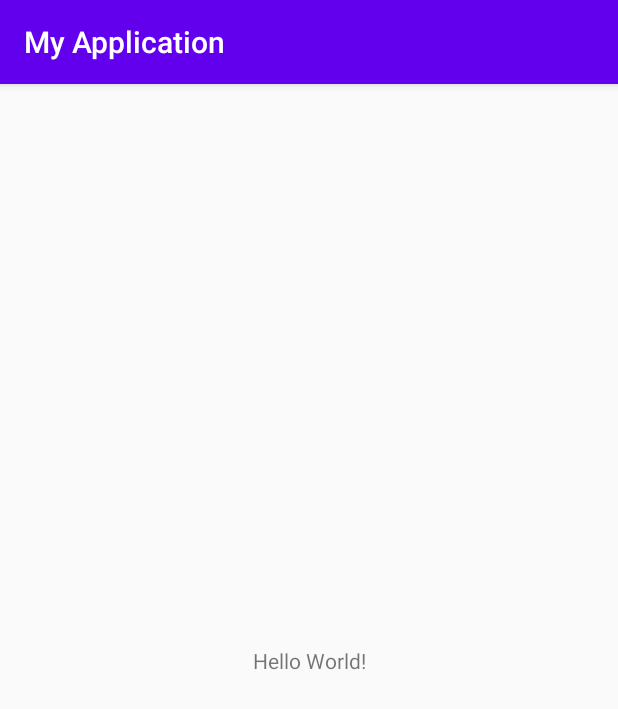
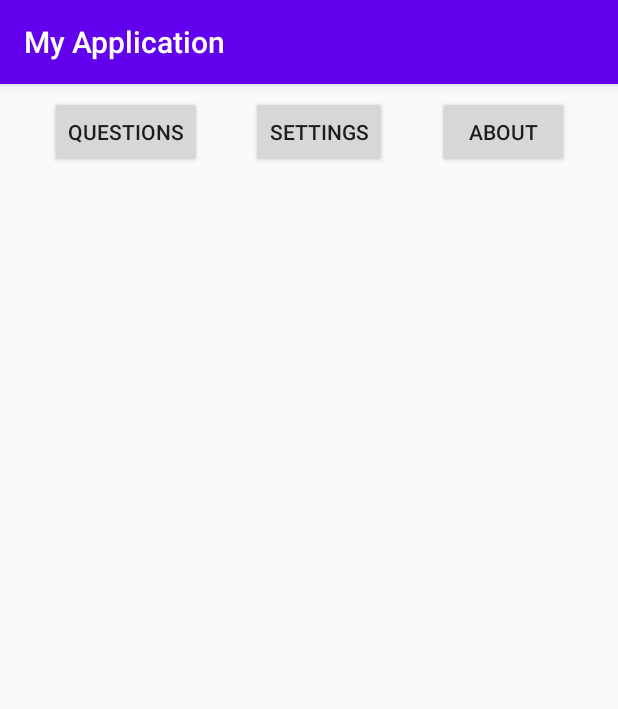
Before and after one commit to FormationAndroid/login, an Android app: the MainActivity screen opened directly, with no data from a screen before it, on a phone screen of 412 x 824 dp. Shown: the top 709 px of the screen. Run offline under Robolectric (Android 15) with nearby library versions, the phone set to English and light mode, and no system bars.

```diff
--- a/app/build.gradle
+++ b/app/build.gradle
@@ -31,6 +31,7 @@ dependencies {
     implementation 'androidx.appcompat:appcompat:1.1.0'
     implementation 'androidx.core:core-ktx:1.2.0'
     implementation 'androidx.constraintlayout:constraintlayout:1.1.3'
+    implementation 'androidx.legacy:legacy-support-v4:1.0.0'
     testImplementation 'junit:junit:4.12'
     androidTestImplementation 'androidx.test.ext:junit:1.1.1'
     androidTestImplementation 'androidx.test.espresso:espresso-core:3.2.0'
--- a/app/src/main/res/layout/activity_main.xml
+++ b/app/src/main/res/layout/activity_main.xml
@@ -6,13 +6,49 @@
     android:layout_height="match_parent"
     tools:context=".MainActivity">
 
-    <TextView
+    <Button
+        android:id="@+id/btnQuestions"
         android:layout_width="wrap_content"
         android:layout_height="wrap_content"
-        android:text="Hello World!"
-        app:layout_constraintBottom_toBottomOf="parent"
-        app:layout_constraintLeft_toLeftOf="parent"
-        app:layout_constraintRight_toRightOf="parent"
+        android:onClick="menuClick"
+        android:layout_marginTop="8dp"
+        android:text="Questions"
+        app:layout_constraintEnd_toStartOf="@+id/btnSettings"
+        app:layout_constraintHorizontal_bias="0.5"
+        app:layout_constraintStart_toStartOf="parent"
         app:layout_constraintTop_toTopOf="parent" />
 
+    <Button
+        android:id="@+id/btnSettings"
+        android:layout_width="wrap_content"
+        android:layout_height="wrap_content"
+        android:onClick="menuClick"
+        android:text="Settings"
+        app:layout_constraintBaseline_toBaselineOf="@+id/btnQuestions"
+        app:layout_constraintEnd_toStartOf="@+id/btnAbout"
+        app:layout_constraintHorizontal_bias="0.5"
+        app:layout_constraintStart_toEndOf="@+id/btnQuestions" />
+
+    <Button
+        android:id="@+id/btnAbout"
+        android:layout_width="wrap_content"
+        android:layout_height="wrap_content"
+        android:onClick="menuClick"
+        android:text="About"
+        app:layout_constraintBaseline_toBaselineOf="@+id/btnSettings"
+        app:layout_constraintEnd_toEndOf="parent"
+        app:layout_constraintHorizontal_bias="0.5"
+        app:layout_constraintStart_toEndOf="@+id/btnSettings" />
+
+    <FrameLayout
+        android:id="@+id/frameLayout"
+        android:layout_width="0dp"
+        android:layout_height="0dp"
+        android:layout_marginTop="16dp"
+        app:layout_constraintBottom_toBottomOf="parent"
+        app:layout_constraintEnd_toEndOf="parent"
+        app:layout_constraintStart_toStartOf="parent"
+        app:layout_constraintTop_toBottomOf="@+id/btnSettings">
+
+    </FrameLayout>
 </androidx.constraintlayout.widget.ConstraintLayout>
--- a/app/src/main/res/values/strings.xml
+++ b/app/src/main/res/values/strings.xml
@@ -1,3 +1,6 @@
 <resources>
     <string name="app_name">My Application</string>
+
+    <!-- TODO: Remove or change this placeholder text -->
+    <string name="hello_blank_fragment">Hello blank fragment</string>
 </resources>
```
Also changed, not shown: app/src/main/java/com/example/myapplication/MainActivity.kt (+18 -0 lines), app/src/main/java/com/example/myapplication/fragments/AboutFragment.kt (added, +24 -0 lines), app/src/main/java/com/example/myapplication/fragments/QuestionsFragment.kt (added, +24 -0 lines), app/src/main/java/com/example/myapplication/fragments/SettingsFragment.kt (added, +24 -0 lines), app/src/main/res/layout/fragment_about.xml (added, +14 -0 lines), app/src/main/res/layout/fragment_questions.xml (added, +14 -0 lines), app/src/main/res/layout/fragment_settings.xml (added, +14 -0 lines).
